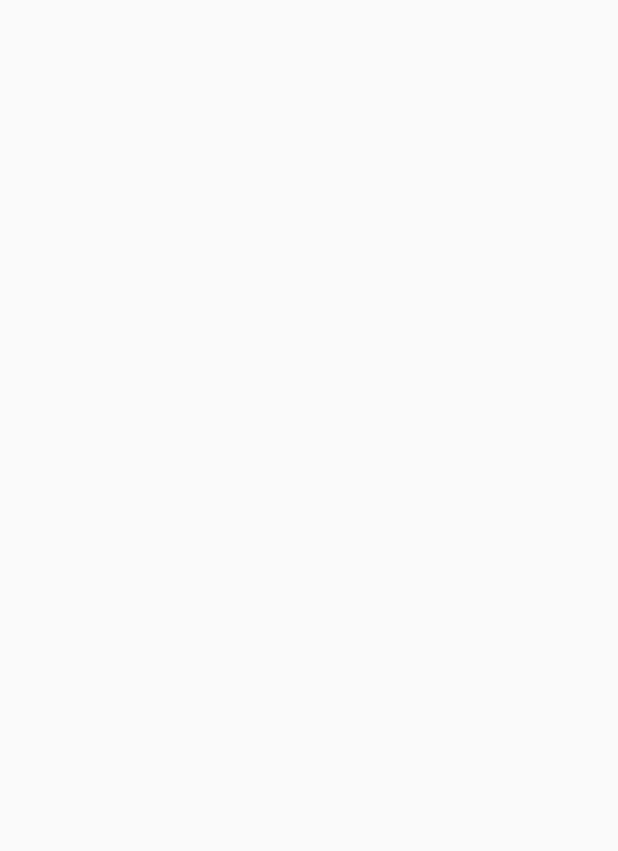
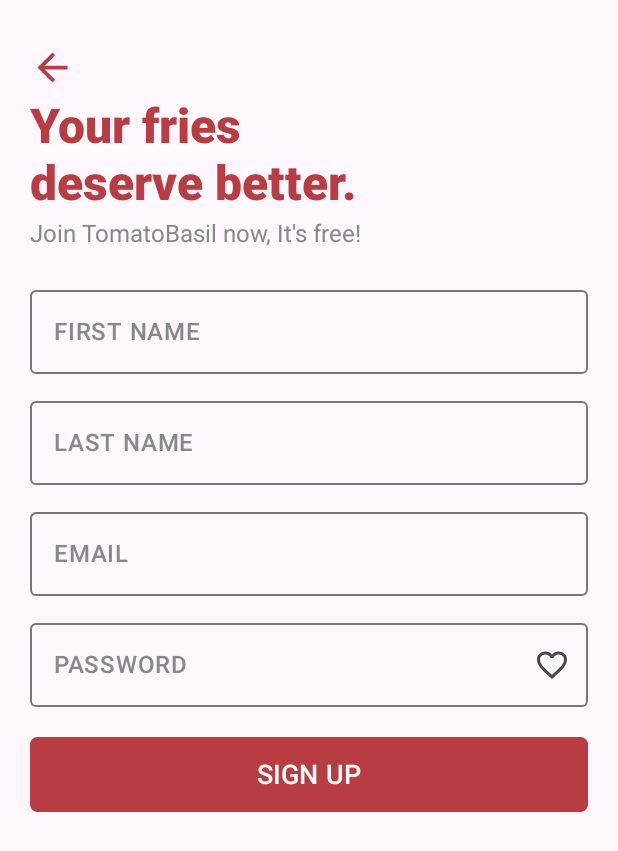
Before and after one commit to SidDhaRth-cell-android/compose, an Android app built with Jetpack Compose: the screen it shows after launch (MainActivity), on a phone screen of 412 x 824 dp. Before the commit the part shown is empty. Shown: the top 851 px of the screen. Run offline under Robolectric (Android 15) with nearby library versions, the phone set to English and light mode, and no system bars; pictures from the network do not load.

Commit message:
19th Jan

```diff
--- a/app/src/main/java/com/flutteroid/composing/MainActivity.kt
+++ b/app/src/main/java/com/flutteroid/composing/MainActivity.kt
@@ -44,6 +44,7 @@ import androidx.compose.ui.tooling.preview.Preview
 import androidx.compose.ui.unit.dp
 import androidx.compose.ui.unit.sp
 import coil3.compose.AsyncImage
+import com.flutteroid.composing.ui.compose.RegistrationForm
 
 
 class MainActivity : ComponentActivity() {
@@ -51,9 +52,7 @@ class MainActivity : ComponentActivity() {
     super.onCreate(savedInstanceState)
     enableEdgeToEdge()
     setContent {
-
-      //LoginForm()
-      //ShowMyImageFromNetwork()
+      RegistrationForm(this)
     }
   }
 
@@ -62,7 +61,6 @@ class MainActivity : ComponentActivity() {
 
 
 @Composable
-@Preview(showBackground = true, showSystemUi = true)
 fun ShowMyStack() {
   Text(text = "Hello WOrld")
   Text(text = "Hello WOrld sjkd")
@@ -101,6 +99,7 @@ fun ShowMyImage() {
 
 
 @Composable
+@Preview(showBackground = true, showSystemUi = true)
 fun LoginForm() {
   Column(
     modifier = Modifier
--- /dev/null
+++ b/app/src/main/java/com/flutteroid/composing/ui/compose/RegistrationForm.kt
@@ -0,0 +1,179 @@
+package com.flutteroid.composing.ui.compose
+
+import android.content.Context
+import android.util.Patterns
+import android.widget.Toast
+import androidx.compose.foundation.clickable
+import androidx.compose.foundation.layout.Column
+import androidx.compose.foundation.layout.Spacer
+import androidx.compose.foundation.layout.fillMaxSize
+import androidx.compose.foundation.layout.fillMaxWidth
+import androidx.compose.foundation.layout.height
+import androidx.compose.foundation.layout.padding
+import androidx.compose.foundation.layout.size
+import androidx.compose.foundation.shape.RoundedCornerShape
+import androidx.compose.foundation.text.KeyboardOptions
+import androidx.compose.material.icons.Icons
+import androidx.compose.material.icons.filled.ArrowBack
+import androidx.compose.material.icons.filled.Favorite
+import androidx.compose.material.icons.filled.FavoriteBorder
+import androidx.compose.material3.Button
+import androidx.compose.material3.ButtonDefaults
+import androidx.compose.material3.Icon
+import androidx.compose.material3.IconButton
+import androidx.compose.material3.OutlinedTextField
+import androidx.compose.material3.Scaffold
+import androidx.compose.material3.Text
+import androidx.compose.runtime.Composable
+import androidx.compose.runtime.mutableStateOf
+import androidx.compose.runtime.remember
+import androidx.compose.ui.Alignment
+import androidx.compose.ui.Modifier
+import androidx.compose.ui.graphics.Color
+import androidx.compose.ui.text.TextStyle
+import androidx.compose.ui.text.font.FontWeight
+import androidx.compose.ui.text.input.ImeAction
+import androidx.compose.ui.text.input.PasswordVisualTransformation
+import androidx.compose.ui.text.input.VisualTransformation
+import androidx.compose.ui.unit.dp
+import androidx.compose.ui.unit.sp
+
+
+@Composable
+fun RegistrationForm(context: Context) {
+  val firstName = remember {
+    mutableStateOf("")
+  }
+  val lastName = remember {
+    mutableStateOf("")
+  }
+  val email = remember {
+    mutableStateOf("")
+  }
+  val password = remember {
+    mutableStateOf("")
+  }
+  val isPasswordShown = remember {
+    mutableStateOf(false)
+  }
+  Scaffold { innerPadding ->
+    Column(
+      modifier = Modifier
+        .fillMaxSize()
+        .padding(innerPadding)
+        .padding(horizontal = 20.dp, vertical = 30.dp),
+      horizontalAlignment = Alignment.Start
+    ) {
+      Icon(
+        imageVector = Icons.Default.ArrowBack,
+        contentDescription = "back",
+        modifier = Modifier
+          .clickable {
+
+          }
+          .size(30.dp), tint = Color(0xFFb83d43))
+      Spacer(modifier = Modifier.height(5.dp))
+      Text(
+        text = "Your fries\ndeserve better.", style = TextStyle(
+          color = Color(0xFFb83d43), fontWeight = FontWeight.ExtraBold, fontSize = 32.sp
+        )
+      )
+      Spacer(modifier = Modifier.height(5.dp))
+      Text(
+        text = "Join TomatoBasil now, It's free!", style = TextStyle(
+          color = Color.Gray, fontSize = 16.sp
+        )
+      )
+      Spacer(modifier = Modifier.height(20.dp))
+      OutlinedTextField(value = firstName.value, onValueChange = { value ->
+        firstName.value = value
+      }, modifier = Modifier.fillMaxWidth(), label = {
+        Text(text = "FIRST NAME", color = Color.Gray, fontWeight = FontWeight.SemiBold)
+      }, maxLines = 1, keyboardOptions = KeyboardOptions(
+        imeAction = ImeAction.Next
+      )
+      )
+      Spacer(modifier = Modifier.height(10.dp))
+      OutlinedTextField(value = lastName.value, onValueChange = { value ->
+        lastName.value = value
+      }, modifier = Modifier.fillMaxWidth(), label = {
+        Text(text = "LAST NAME", color = Color.Gray, fontWeight = FontWeight.SemiBold)
+      }, maxLines = 1, keyboardOptions = KeyboardOptions(
+        imeAction = ImeAction.Next
+      )
+      )
+      Spacer(modifier = Modifier.height(10.dp))
+      OutlinedTextField(value = email.value, onValueChange = { value ->
+        email.value = value
+      }, modifier = Modifier.fillMaxWidth(), label = {
+        Text(text = "EMAIL", color = Color.Gray, fontWeight = FontWeight.SemiBold)
+      }, maxLines = 1, keyboardOptions = KeyboardOptions(
+        imeAction = ImeAction.Next
+      )
+      )
+      Spacer(modifier = Modifier.height(10.dp))
+      OutlinedTextField(
+        value = password.value,
+        onValueChange = { value ->
+          password.value = value
+        },
+        modifier = Modifier.fillMaxWidth(),
+        label = {
+          Text(text = "PASSWORD", color = Color.Gray, fontWeight = FontWeight.SemiBold)
+        },
+        maxLines = 1,
+        keyboardOptions = KeyboardOptions(
+          imeAction = ImeAction.Done
+        ),
+        trailingIcon = {
+          IconButton(onClick = {
+            isPasswordShown.value = !isPasswordShown.value
+          }) {
+            if (isPasswordShown.value)
+              Icon(Icons.Default.Favorite, contentDescription = "password")
+            else
+              Icon(Icons.Default.FavoriteBorder, contentDescription = "password")
+          }
+        },
+        visualTransformation = if (isPasswordShown.value) VisualTransformation.None else PasswordVisualTransformation()
+      )
+      Spacer(modifier = Modifier.height(20.dp))
+      Button(
+        onClick = {
+          val firstName = firstName.value
+          val lastName = lastName.value
+          val email = email.value
+          val password = password.value
+          onSubmitClicked(firstName, lastName, email, password, context)
+        },
+        modifier = Modifier
+          .fillMaxWidth()
+          .height(50.dp),
+        shape = RoundedCornerShape(5.dp),
+        colors = ButtonDefaults.buttonColors().copy(containerColor = Color(0xFFb83d43))
+      ) {
+        Text(text = "SIGN UP", fontSize = 18.sp)
+      }
+    }
+  }
+}
+
+fun onSubmitClicked(
+  firstName: String,
+  lastName: String,
+  email: String,
+  password: String,
+  context: Context
+) {
+  if (firstName.isEmpty() || firstName.length < 3) {
+    Toast.makeText(context, "First name is not valid", Toast.LENGTH_SHORT).show()
+  } else if (lastName.isEmpty() || lastName.length < 3) {
+    Toast.makeText(context, "Last name is not valid", Toast.LENGTH_SHORT).show()
+  } else if (email.isEmpty() || !Patterns.EMAIL_ADDRESS.matcher(email).matches()) {
+    Toast.makeText(context, "Email is not valid", Toast.LENGTH_SHORT).show()
+  } else if (password.isEmpty() || password.length < 8) {
+    Toast.makeText(context, "Password is not valid", Toast.LENGTH_SHORT).show()
+  } else {
+    Toast.makeText(context, "Everything seems to be fine", Toast.LENGTH_SHORT).show()
+  }
+}
```
